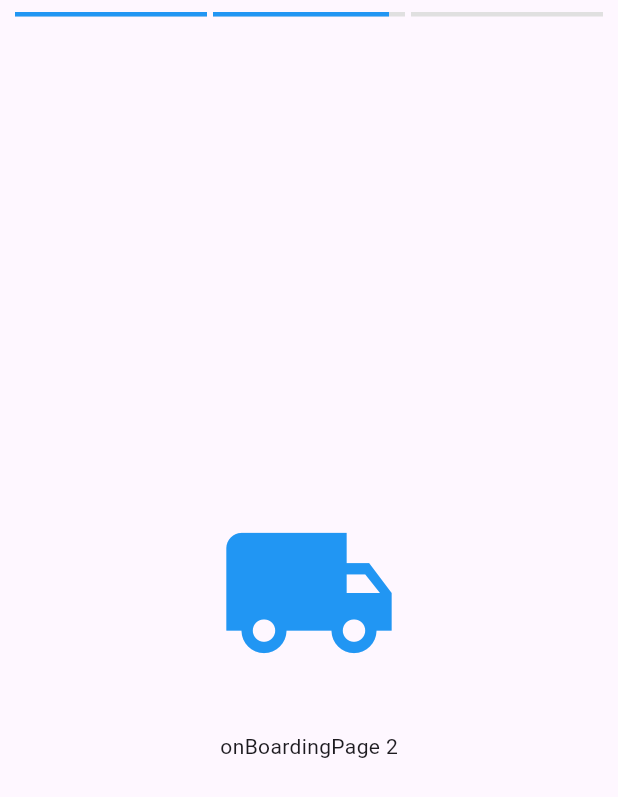
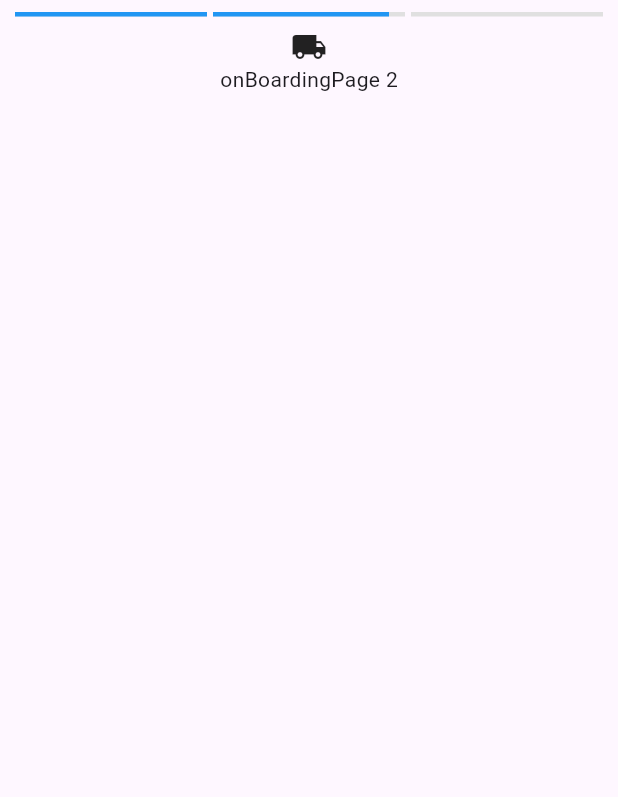
Before and after one commit to AlexandrRumyantsev/fake_store, a Flutter app: the screen it shows after launch, on a phone screen of 412 x 824 dp. Shown: the top 797 px of the screen. Run offline on Flutter 3.47's test engine with Material 3 defaults, Android fonts, the phone set to English and light mode, and no system bars; our stand-ins replace dio, flutter_svg, get_it, retrofit; generated files the repository leaves out were written again; statements that could not run were skipped.

Commit message:
Верстка карточек, обработка ошибок Dio

```diff
--- a/lib/data/data_source/api/product.dart
+++ b/lib/data/data_source/api/product.dart
@@ -1,13 +1,13 @@
 import 'package:dio/dio.dart';
 
 import '../../../infrastructure/api.dart';
-import '../../models/response/product_response.dart';
+import '../../models/response/product.dart';
 import '../rest/product.dart';
 
 class ProductService {
   final _client = ProductsClient(API.dio);
 
-  Future<ProductResponseModel> getProducts() async {
+  Future<List<ProductModel>> getProducts() async {
     try {
       final response = await _client.getProducts();
       return response;
--- a/lib/data/data_source/rest/product.dart
+++ b/lib/data/data_source/rest/product.dart
@@ -1,7 +1,7 @@
 import 'package:dio/dio.dart';
 import 'package:retrofit/http.dart';
 
-import '../../models/response/product_response.dart';
+import '../../models/response/product.dart';
 
 part 'product.g.dart';
 
@@ -11,5 +11,5 @@ abstract class ProductsClient {
   factory ProductsClient(Dio dio) = _ProductsClient;
 
   @GET('/products')
-  Future<ProductResponseModel> getProducts();
+  Future<List<ProductModel>> getProducts();
 }
--- a/lib/data/mappers/product.dart
+++ b/lib/data/mappers/product.dart
@@ -9,5 +9,7 @@ class ProductMapper {
         description: model.description,
         category: model.category,
         imageUrl: model.imageUrl,
+        rate: model.rating.rate,
+        count: model.rating.count,
       );
 }
--- a/lib/data/repositories/products.dart
+++ b/lib/data/repositories/products.dart
@@ -15,7 +15,7 @@ class ProductRepositoryImpl implements ProductRepository {
   @override
   Future<List<ProductEntity>> getProducts() async {
     final response = await productService.getProducts();
-    final products = response.products.map(productMapper.toEntity).toList();
+    final products = response.map(productMapper.toEntity).toList();
     return products;
   }
 }
--- a/lib/domain/entities/product.dart
+++ b/lib/domain/entities/product.dart
@@ -5,6 +5,8 @@ class ProductEntity {
   final String description;
   final String category;
   final String imageUrl;
+  final double rate;
+  final int count;
 
   ProductEntity({
     required this.id,
@@ -13,5 +15,7 @@ class ProductEntity {
     required this.description,
     required this.category,
     required this.imageUrl,
+    required this.rate,
+    required this.count,
   });
 }
--- a/lib/presentation/home_feed/page.dart
+++ b/lib/presentation/home_feed/page.dart
@@ -15,7 +15,6 @@ class HomeFeedPage extends StatefulWidget {
 }
 
 class _HomeFeedPageState extends State<HomeFeedPage> {
-
   @override
   void initState() {
     super.initState();
@@ -37,11 +36,12 @@ class _HomeFeedPageState extends State<HomeFeedPage> {
               child: CircularProgressIndicator(),
             ),
             final HomeFeedLoaded data => ListView.builder(
+              itemCount: data.products.length,
               itemBuilder: (context, index) {
                 return _ProductCard(product: data.products[index]);
               },
             ),
-            HomeFeedError() => const Center(child: Text('Home Feed Page')),
+            final HomeFeedError error => Center(child: Text(error.error)),
           };
         },
       ),
--- a/lib/presentation/onboarding/content.dart
+++ b/lib/presentation/onboarding/content.dart
@@ -8,15 +8,6 @@ class _OnboardingContent extends StatelessWidget {
 
   @override
   Widget build(BuildContext context) {
-    return Center(
-      child: Column(
-        mainAxisAlignment: MainAxisAlignment.center,
-        children: [
-          Icon(icon, size: 120, color: Colors.blue),
-          const SizedBox(height: 32),
-          Text(text),
-        ],
-      ),
-    );
+    return Center(child: Column(children: [Icon(icon), Text(text)]));
   }
 }
--- a/lib/presentation/onboarding/progress_bar.dart
+++ b/lib/presentation/onboarding/progress_bar.dart
@@ -21,11 +21,6 @@ class _ProgressBarState extends State<_ProgressBar>
       vsync: this,
       duration: const Duration(milliseconds: 3000),
     );
-    if (widget.isActive) {
-      WidgetsBinding.instance.addPostFrameCallback((_) {
-        _controller.forward(from: 0);
-      });
-    }
   }
 
   @override
```
Also changed, not shown: lib/data/models/response/product.dart (+16 -1 lines), lib/data/models/response/product_response.dart (deleted, +0 -22 lines), lib/presentation/home_feed/product_card.dart (+32 -9 lines), lib/data/data_source/rest/product.g.dart, lib/data/models/response/product.g.dart, lib/data/models/response/product_response.g.dart (deleted).
